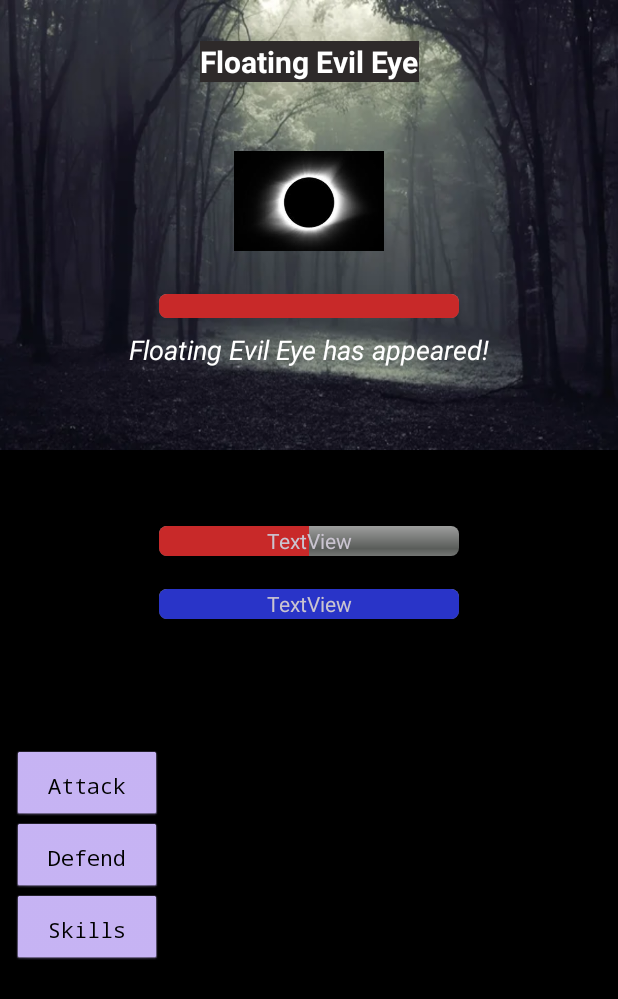
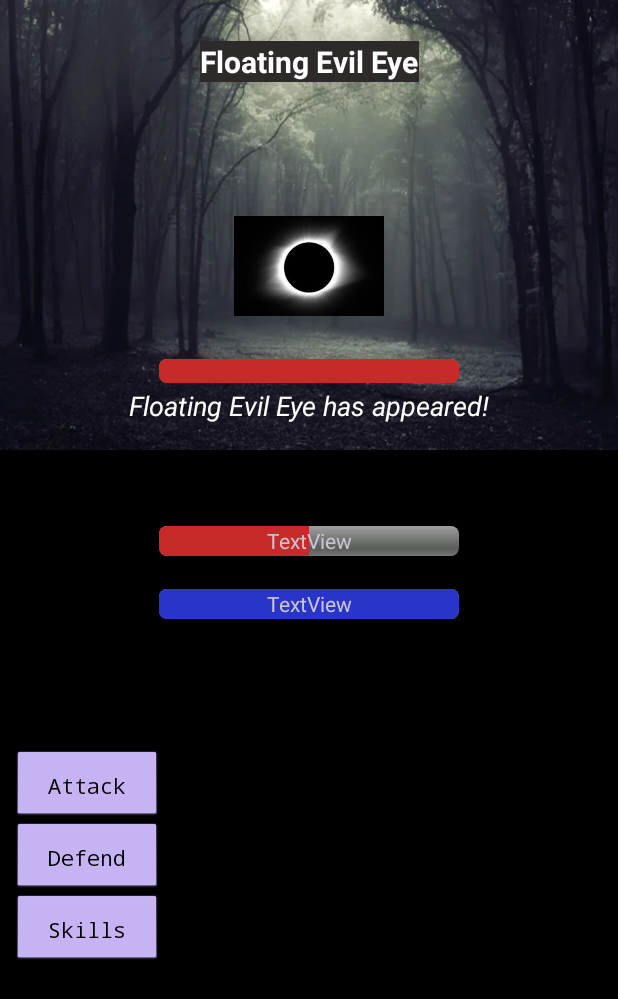
Before and after one commit to Samestora/pemrograman-kotlin, an Android app: the fragment BattleFragment placed in its activity, on a phone screen of 412 x 824 dp. Shown: the top 999 px of the screen. Run offline under Robolectric (Android 15) with nearby library versions, the phone set to English and light mode, and no system bars.

Commit message:
Implementing VSX, adding some sound, changing ui store, and fix some issues

```diff
--- a/app/src/main/java/com/sgdc/roguelike/domain/turn/TurnManager.kt
+++ b/app/src/main/java/com/sgdc/roguelike/domain/turn/TurnManager.kt
@@ -32,4 +32,8 @@ class TurnManager {
     fun switchTurn() {
         currentTurn = if (currentTurn == Turn.PLAYER) Turn.MONSTER else Turn.PLAYER
     }
+
+    fun resetTurn(){
+        currentTurn = Turn.PLAYER
+    }
 }
--- a/app/src/main/java/com/sgdc/roguelike/ui/fragment/StoreFragment.kt
+++ b/app/src/main/java/com/sgdc/roguelike/ui/fragment/StoreFragment.kt
@@ -35,7 +35,7 @@ class StoreFragment : Fragment() {
         val btnBuyManaPotion = view.findViewById<Button>(R.id.btnBuyManaPotion)
         val warningText = view.findViewById<TextView>(R.id.tvWarning)
         gameViewModel.player.observe(viewLifecycleOwner) { player ->
-            view.findViewById<TextView>(R.id.tvCurrency).text = player.money.toString()
+            view.findViewById<TextView>(R.id.tvCurrency).text = "${player.money} Gold"
         }
 
         // Buy Health Potion
@@ -43,6 +43,7 @@ class StoreFragment : Fragment() {
             val buy = gameViewModel.playerAddItem(HealthPotion())
             if(!buy){
                 warningText.visibility = View.VISIBLE
+                SfxManager.play("decline")
                 viewLifecycleOwner.lifecycleScope.launch {
                     delay(1500)
                     warningText.visibility = View.GONE
@@ -55,6 +56,7 @@ class StoreFragment : Fragment() {
         btnBuyManaPotion.setOnClickListener {
             val buy = gameViewModel.playerAddItem(ManaPotion())
             if(!buy){
+                SfxManager.play("decline")
                 warningText.visibility = View.VISIBLE
                 viewLifecycleOwner.lifecycleScope.launch {
                     delay(1500)
--- a/app/src/main/java/com/sgdc/roguelike/ui/viewmodel/GameViewModel.kt
+++ b/app/src/main/java/com/sgdc/roguelike/ui/viewmodel/GameViewModel.kt
@@ -39,6 +39,7 @@ class GameViewModel : ViewModel() {
     // BATTLE FLOW
     // --------------------
     fun spawnMonster() {
+        turnManager.resetTurn()
         val baseMonster = MonsterRegistry.randomMonster()
         val buffed = MonsterRegistry.buffMonster(baseMonster, _stageFloor.value ?: 1)
         _monster.value = buffed
@@ -93,6 +94,7 @@ class GameViewModel : ViewModel() {
 
     fun playerUseSkill(skill: Skill) {
         val player = _player.value ?: return
+        println("Gameview Mana: " + player.mana)
         if(player.mana > 0){
             player.mana -= skill.manaCost
             if(player.mana <= 0){
@@ -185,7 +187,7 @@ class GameViewModel : ViewModel() {
 
     fun playerAddItem(item: Item): Boolean {
         val player = _player.value ?: return false
-        if((item.price - player.money) < 0){
+        if((item.price - player.money) <= 0){
             player.money -= item.price
             player.addItem(item)
             updatePlayer(player)
--- a/app/src/main/res/layout/fragment_battle.xml
+++ b/app/src/main/res/layout/fragment_battle.xml
@@ -61,14 +61,19 @@
         app:layout_constraintStart_toStartOf="parent" app:layout_constraintTop_toTopOf="parent"
         app:layout_constraintVertical_bias="0.1" tools:text="Enemy Name"/>
 
-    <ImageView
-        android:id="@+id/enemySprite"
-        android:layout_width="100dp"
-        android:layout_height="100dp"
-        android:src="@mipmap/ic_launcher_foreground"
+    <FrameLayout
+        android:id="@+id/enemyContainer"
+        android:layout_width="wrap_content"
+        android:layout_height="wrap_content"
         app:layout_constraintBottom_toBottomOf="@+id/imageView" app:layout_constraintEnd_toEndOf="parent"
-        app:layout_constraintStart_toStartOf="parent" app:layout_constraintTop_toBottomOf="@+id/enemyName"
-        app:layout_constraintVertical_bias="0.2"/>
+        app:layout_constraintStart_toStartOf="parent" app:layout_constraintTop_toBottomOf="@+id/enemyName">
+        <ImageView
+            android:id="@+id/enemySprite"
+            android:layout_width="100dp"
+            android:layout_height="100dp"
+            android:src="@mipmap/ic_launcher_foreground"
+            app:layout_constraintVertical_bias="0.2"/>
+    </FrameLayout>
 
 
     <ProgressBar
@@ -83,7 +88,7 @@
         android:progressTint="#C82929"
         app:layout_constraintBottom_toBottomOf="@+id/imageView"
         app:layout_constraintEnd_toEndOf="parent" app:layout_constraintStart_toStartOf="parent"
-        app:layout_constraintTop_toBottomOf="@id/enemySprite" app:layout_constraintVertical_bias="0.0"/>
+        app:layout_constraintTop_toBottomOf="@id/enemyContainer" app:layout_constraintVertical_bias="0.0"/>
 
     <!-- Battle Message -->
     <ProgressBar
--- a/app/src/main/res/layout/fragment_store.xml
+++ b/app/src/main/res/layout/fragment_store.xml
@@ -23,7 +23,7 @@
 
                 <TextView
                     android:id="@+id/tvHealthPotion"
-                    android:text="Health Potion (+20 HP)"
+                    android:text="Health Potion - 20 Gold"
                     android:textSize="16sp"
                     android:layout_weight="1"
                     android:layout_width="0dp"
@@ -44,7 +44,7 @@
 
                 <TextView
                     android:id="@+id/tvManaPotion"
-                    android:text="Mana Potion (+20 MP)"
+                    android:text="Mana Potion - 30 Gold"
                     android:textSize="16sp"
                     android:layout_weight="1"
                     android:layout_width="0dp"
```
Also changed, not shown: app/src/main/java/com/sgdc/roguelike/ui/fragment/BattleFragment.kt (+13 -3 lines).
